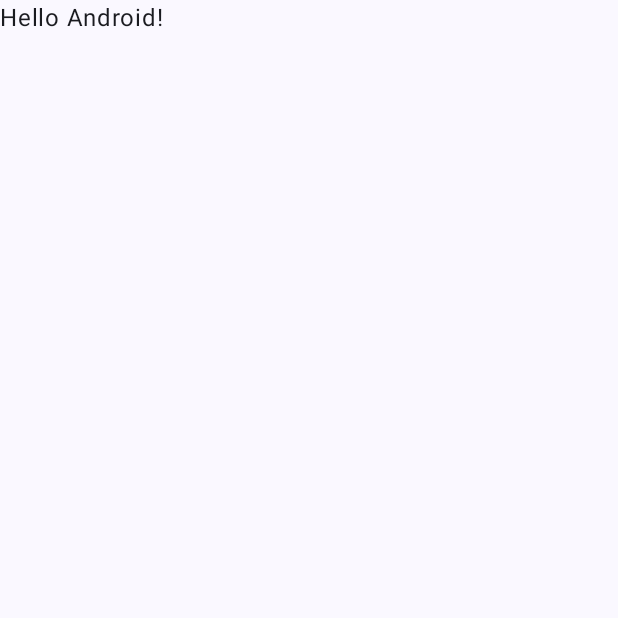
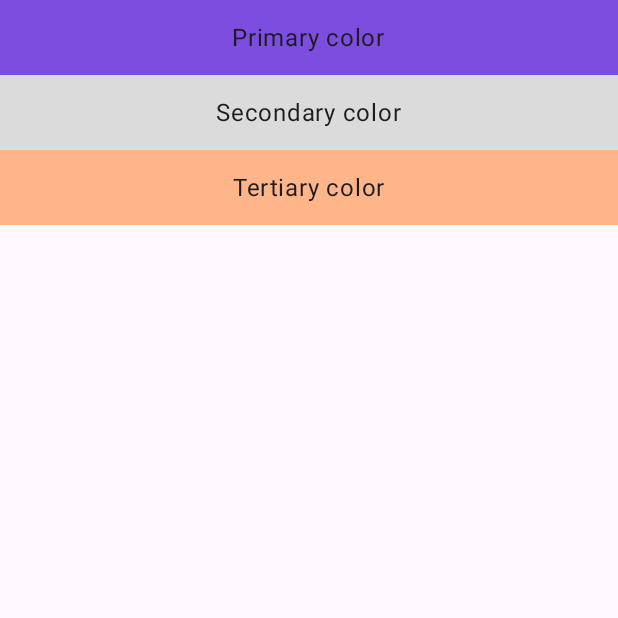
Before and after one commit to ValenMR/TraceGo, an Android app built with Jetpack Compose: the screen it shows after launch (MainActivity), on a phone screen of 412 x 824 dp, the top half of it. Before the commit the part shown is almost empty. Run offline under Robolectric (Android 15) with nearby library versions, the phone set to English and light mode, and no system bars.

Commit message:
feat: add color schema

```diff
--- a/app/src/main/java/com/example/tracego/MainActivity.kt
+++ b/app/src/main/java/com/example/tracego/MainActivity.kt
@@ -1,29 +1,79 @@
 package com.example.tracego
 
+import android.annotation.SuppressLint
 import android.os.Bundle
 import androidx.activity.ComponentActivity
 import androidx.activity.compose.setContent
 import androidx.activity.enableEdgeToEdge
+import androidx.compose.foundation.background
+import androidx.compose.foundation.layout.Arrangement
+import androidx.compose.foundation.layout.Box
+import androidx.compose.foundation.layout.Column
 import androidx.compose.foundation.layout.fillMaxSize
+import androidx.compose.foundation.layout.fillMaxWidth
+import androidx.compose.foundation.layout.height
 import androidx.compose.foundation.layout.padding
+import androidx.compose.material3.MaterialTheme
 import androidx.compose.material3.Scaffold
 import androidx.compose.material3.Text
 import androidx.compose.runtime.Composable
+import androidx.compose.ui.Alignment
 import androidx.compose.ui.Modifier
 import androidx.compose.ui.tooling.preview.Preview
+import androidx.compose.ui.unit.dp
 import com.example.tracego.ui.theme.TraceGoTheme
 
 class MainActivity : ComponentActivity() {
+    @SuppressLint("UnusedMaterial3ScaffoldPaddingParameter")
     override fun onCreate(savedInstanceState: Bundle?) {
         super.onCreate(savedInstanceState)
         enableEdgeToEdge()
         setContent {
             TraceGoTheme {
-                Scaffold(modifier = Modifier.fillMaxSize()) { innerPadding ->
-                    Greeting(
-                        name = "Android",
-                        modifier = Modifier.padding(innerPadding)
-                    )
+                Scaffold(modifier = Modifier.fillMaxSize()) {
+                    Column {
+                        Column(
+                            modifier = Modifier
+                                .fillMaxWidth(1f)
+                                .height(50.dp)
+                                .background(MaterialTheme.colorScheme.primary),
+                            verticalArrangement = Arrangement.Center,
+                            horizontalAlignment = Alignment.CenterHorizontally
+                        ) {
+                            Text(
+                                text = "Primary color",
+                                modifier = Modifier
+                            )
+                        }
+
+                        Column(
+                            modifier = Modifier
+                                .fillMaxWidth(1f)
+                                .height(50.dp)
+                                .background(MaterialTheme.colorScheme.secondary),
+                            verticalArrangement = Arrangement.Center,
+                            horizontalAlignment = Alignment.CenterHorizontally
+                        ) {
+                            Text(
+                                text = "Secondary color",
+                                modifier = Modifier
+                            )
+                        }
+
+                        Column(
+                            modifier = Modifier
+                                .fillMaxWidth(1f)
+                                .height(50.dp)
+                                .background(MaterialTheme.colorScheme.tertiary),
+                            verticalArrangement = Arrangement.Center,
+                            horizontalAlignment = Alignment.CenterHorizontally
+                        ) {
+                            Text(
+                                text = "Tertiary color",
+                                modifier = Modifier
+                            )
+                        }
+                    }
                 }
             }
         }
@@ -32,16 +82,5 @@ class MainActivity : ComponentActivity() {
 
 @Composable
 fun Greeting(name: String, modifier: Modifier = Modifier) {
-    Text(
-        text = "Hello $name!",
-        modifier = modifier
-    )
+
 }
-
-@Preview(showBackground = true)
-@Composable
-fun GreetingPreview() {
-    TraceGoTheme {
-        Greeting("Android")
-    }
-}
--- a/app/src/main/java/com/example/tracego/ui/theme/Color.kt
+++ b/app/src/main/java/com/example/tracego/ui/theme/Color.kt
@@ -2,10 +2,8 @@ package com.example.tracego.ui.theme
 
 import androidx.compose.ui.graphics.Color
 
-val Purple80 = Color(0xFFD0BCFF)
-val PurpleGrey80 = Color(0xFFCCC2DC)
-val Pink80 = Color(0xFFEFB8C8)
+val Purple = Color(0xFF7C4DDE)
+val lightBrown = Color(0xFFFFB58A)
+val lightGrey = Color(0xFFDBDBDB)
 
-val Purple40 = Color(0xFF6650a4)
-val PurpleGrey40 = Color(0xFF625b71)
-val Pink40 = Color(0xFF7D5260)
+val darkGrey = Color(0xFF8E8E8E)
--- a/app/src/main/java/com/example/tracego/ui/theme/Theme.kt
+++ b/app/src/main/java/com/example/tracego/ui/theme/Theme.kt
@@ -12,32 +12,21 @@ import androidx.compose.runtime.Composable
 import androidx.compose.ui.platform.LocalContext
 
 private val DarkColorScheme = darkColorScheme(
-    primary = Purple80,
-    secondary = PurpleGrey80,
-    tertiary = Pink80
+    primary = Purple,
+    secondary = darkGrey,
+    tertiary = lightBrown,
 )
 
 private val LightColorScheme = lightColorScheme(
-    primary = Purple40,
-    secondary = PurpleGrey40,
-    tertiary = Pink40
-
-    /* Other default colors to override
-    background = Color(0xFFFFFBFE),
-    surface = Color(0xFFFFFBFE),
-    onPrimary = Color.White,
-    onSecondary = Color.White,
-    onTertiary = Color.White,
-    onBackground = Color(0xFF1C1B1F),
-    onSurface = Color(0xFF1C1B1F),
-    */
+    primary = Purple,
+    secondary = lightGrey,
+    tertiary = lightBrown
 )
 
 @Composable
 fun TraceGoTheme(
     darkTheme: Boolean = isSystemInDarkTheme(),
-    // Dynamic color is available on Android 12+
-    dynamicColor: Boolean = true,
+    dynamicColor: Boolean = false,
     content: @Composable () -> Unit
 ) {
     val colorScheme = when {
```
Also changed, not shown: 1 other file.
